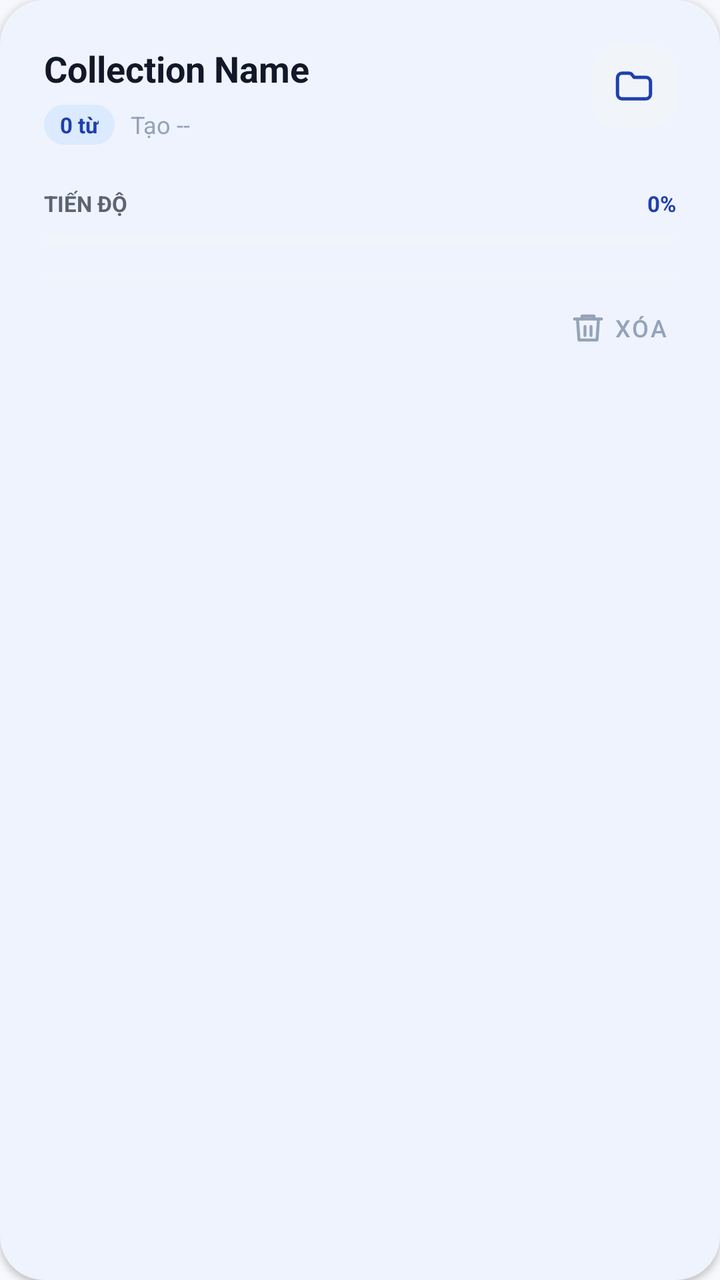
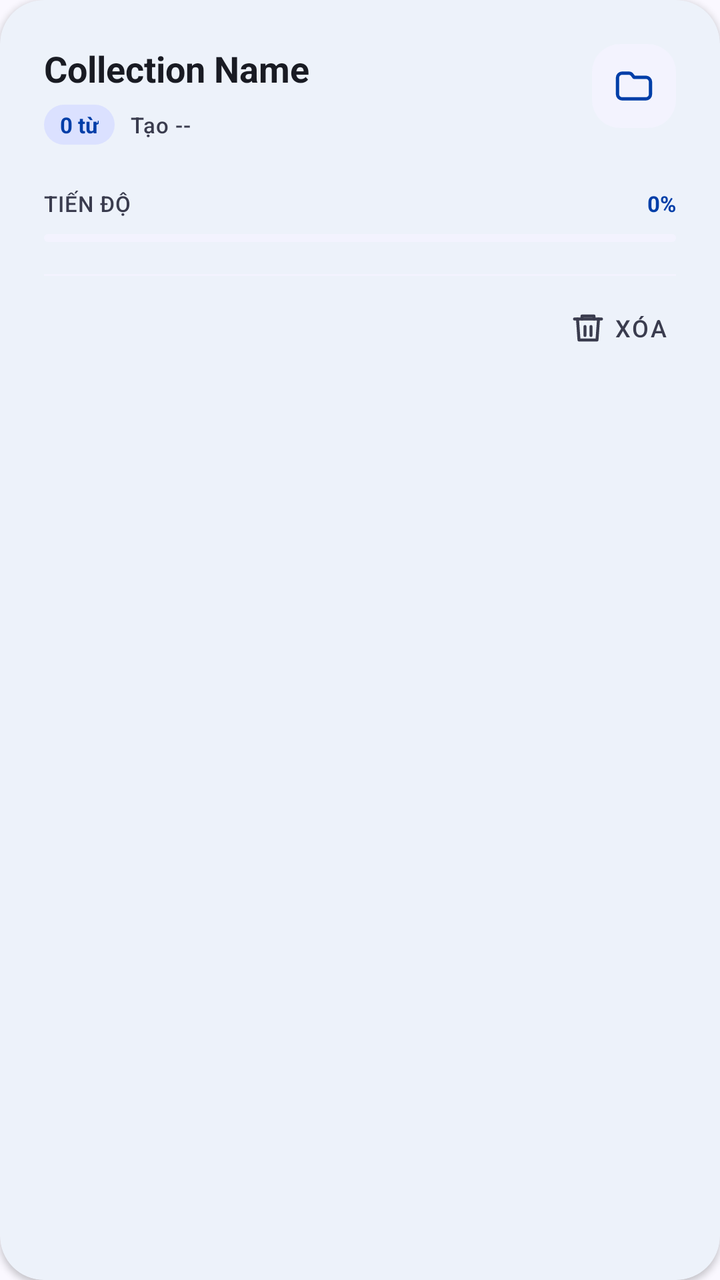

The first picture is an Android layout as it rendered before a commit; the second is the same layout after the commit. The layout source and the unified diff follow.
<!-- AndroidManifest.xml: application theme Theme.ObjectLanguage -->
<!-- res/layout/item_collection.xml -->
<?xml version="1.0" encoding="utf-8"?>
<com.google.android.material.card.MaterialCardView
    xmlns:android="http://schemas.android.com/apk/res/android"
    xmlns:app="http://schemas.android.com/apk/res-auto"
    android:layout_width="match_parent"
    android:layout_height="wrap_content"
    android:layout_marginStart="20dp"
    android:layout_marginTop="8dp"
    android:layout_marginEnd="20dp"
    android:layout_marginBottom="8dp"
    app:cardBackgroundColor="@color/surface"
    app:cardCornerRadius="22dp"
    app:cardElevation="2dp"
    app:strokeWidth="0dp">

    <LinearLayout
        android:layout_width="match_parent"
        android:layout_height="wrap_content"
        android:orientation="vertical"
        android:paddingStart="22dp"
        android:paddingTop="22dp"
        android:paddingEnd="22dp"
        android:paddingBottom="18dp">

        <LinearLayout
            android:layout_width="match_parent"
            android:layout_height="wrap_content"
            android:gravity="top"
            android:orientation="horizontal">

            <LinearLayout
                android:layout_width="0dp"
                android:layout_height="wrap_content"
                android:layout_weight="1"
                android:orientation="vertical"
                android:paddingEnd="14dp">

                <TextView
                    android:id="@+id/collectionName"
                    android:layout_width="match_parent"
                    android:layout_height="wrap_content"
                    android:ellipsize="end"
                    android:maxLines="1"
                    android:text="Collection Name"
                    android:textColor="@color/text_primary"
                    android:textSize="18sp"
                    android:textStyle="bold" />

                <LinearLayout
                    android:layout_width="match_parent"
                    android:layout_height="wrap_content"
                    android:layout_marginTop="6dp"
                    android:gravity="center_vertical"
                    android:orientation="horizontal">

                    <TextView
                        android:id="@+id/itemCount"
                        android:layout_width="wrap_content"
                        android:layout_height="20dp"
                        android:background="@drawable/bg_collection_count_pill"
                        android:gravity="center"
                        android:minWidth="34dp"
                        android:paddingStart="8dp"
                        android:paddingEnd="8dp"
                        android:text="0 từ"
                        android:textColor="@color/primary_dark"
                        android:textSize="11sp"
                        android:textStyle="bold" />

                    <TextView
                        android:id="@+id/createdDate"
                        android:layout_width="0dp"
                        android:layout_height="wrap_content"
                        android:layout_marginStart="8dp"
                        android:layout_weight="1"
                        android:ellipsize="end"
                        android:maxLines="1"
                        android:text="Tạo --"
                        android:textColor="@color/text_muted"
                        android:textSize="12sp" />

                </LinearLayout>

            </LinearLayout>

            <FrameLayout
                android:layout_width="42dp"
                android:layout_height="42dp"
                android:background="@drawable/bg_collection_folder_tile">

                <ImageView
                    android:layout_width="22dp"
                    android:layout_height="22dp"
                    android:layout_gravity="center"
                    android:src="@drawable/ic_folder_outline"
                    app:tint="@color/primary_dark" />

            </FrameLayout>

        </LinearLayout>

        <LinearLayout
            android:layout_width="match_parent"
            android:layout_height="wrap_content"
            android:layout_marginTop="22dp"
            android:gravity="center_vertical"
            android:orientation="horizontal">

            <TextView
                android:layout_width="0dp"
                android:layout_height="wrap_content"
                android:layout_weight="1"
                android:text="@string/collection_progress_label"
                android:textColor="@color/text_secondary"
                android:textSize="11sp"
                android:textStyle="bold" />

            <TextView
                android:id="@+id/progressPercent"
                android:layout_width="wrap_content"
                android:layout_height="wrap_content"
                android:text="0%"
                android:textColor="@color/primary_dark"
                android:textSize="11sp"
                android:textStyle="bold" />

        </LinearLayout>

        <ProgressBar
            android:id="@+id/collectionProgress"
            style="?android:attr/progressBarStyleHorizontal"
            android:layout_width="match_parent"
            android:layout_height="4dp"
            android:layout_marginTop="8dp"
            android:indeterminate="false"
            android:max="100"
            android:progress="0"
            android:progressDrawable="@drawable/progress_collection" />

        <View
            android:layout_width="match_parent"
            android:layout_height="1dp"
            android:layout_marginTop="16dp"
            android:background="@color/surface_soft" />

        <com.google.android.material.button.MaterialButton
            android:id="@+id/deleteButton"
            style="@style/Widget.MaterialComponents.Button.TextButton"
            android:layout_width="wrap_content"
            android:layout_height="40dp"
            android:layout_gravity="end"
            android:layout_marginTop="6dp"
            android:minWidth="0dp"
            android:paddingStart="10dp"
            android:paddingEnd="4dp"
            android:text="@string/collection_btn_delete"
            android:textColor="@color/text_muted"
            android:textSize="12sp"
            app:icon="@drawable/ic_delete"
            app:iconGravity="textStart"
            app:iconPadding="4dp"
            app:iconTint="@color/text_muted" />

    </LinearLayout>

</com.google.android.material.card.MaterialCardView>
<!-- resources referenced by this layout -->
<resources>
  <color name="primary_dark">#1E40AF</color>
  <color name="surface">#FFFFFF</color>
  <color name="surface_soft">#F1F5F9</color>
  <color name="text_muted">#94A3B8</color>
  <color name="text_primary">#111827</color>
  <color name="text_secondary">#5B6472</color>
  <!-- drawable bg_collection_count_pill (drawable) -->
  <?xml version="1.0" encoding="utf-8"?>
  <shape xmlns:android="http://schemas.android.com/apk/res/android"
      android:shape="rectangle">
      <solid android:color="@color/primary_light" />
      <corners android:radius="10dp" />
  </shape>
  <!-- drawable bg_collection_folder_tile (drawable) -->
  <?xml version="1.0" encoding="utf-8"?>
  <shape xmlns:android="http://schemas.android.com/apk/res/android"
      android:shape="rectangle">
      <solid android:color="@color/surface_soft" />
      <corners android:radius="14dp" />
  </shape>
  <string name="collection_btn_delete">Xóa</string>
  <string name="collection_progress_label">TIẾN ĐỘ</string>
  <style name="Theme.ObjectLanguage" parent="Theme.Material3.Light.NoActionBar">
          <item name="colorPrimary">@color/primary</item>
          <item name="colorPrimaryVariant">@color/primary_dark</item>
          <item name="colorOnPrimary">@color/text_on_primary</item>
          <item name="colorSecondary">@color/secondary</item>
          <item name="colorOnSecondary">@color/text_on_primary</item>
          <item name="android:colorBackground">@color/background</item>
          <item name="android:windowBackground">@color/background</item>
          <item name="colorSurface">@color/surface</item>
          <item name="android:statusBarColor">@color/background</item>
          <item name="android:windowLightStatusBar">true</item>
          <item name="android:navigationBarColor">@color/surface</item>
          <item name="android:windowLightNavigationBar" tools:targetApi="o_mr1">true</item>
          
          <item name="cardViewStyle">@style/Widget.App.CardView</item>
          <item name="bottomNavigationStyle">@style/Widget.App.BottomNav</item>
      </style>
  <color name="primary_light">#DBEAFE</color>
  <color name="primary">#2563EB</color>
  <color name="text_on_primary">#FFFFFF</color>
  <color name="secondary">#16A34A</color>
  <color name="background">#F6F8FB</color>
  <style name="Widget.App.CardView" parent="Widget.Material3.CardView.Elevated">
          <item name="cardBackgroundColor">@color/surface</item>
          <item name="cardCornerRadius">14dp</item>
          <item name="cardElevation">0dp</item>
          <item name="strokeWidth">0dp</item>
      </style>
  <style name="Widget.App.BottomNav" parent="Widget.Material3.BottomNavigationView">
          <item name="backgroundTint">@color/bottom_nav_bg</item>
          <item name="itemIconTint">@color/bottom_nav_color</item>
          <item name="itemTextColor">@color/bottom_nav_color</item>
          <item name="itemActiveIndicatorStyle">@style/Widget.App.BottomNav.ActiveIndicator</item>
          <item name="labelVisibilityMode">labeled</item>
          <item name="itemRippleColor">@color/primary_light</item>
      </style>
  <color name="bottom_nav_bg">#FFFFFF</color>
  <style name="Widget.App.BottomNav.ActiveIndicator" parent="Widget.Material3.BottomNavigationView.ActiveIndicator">
          <item name="android:color">@color/surface_variant</item>
          <item name="shapeAppearance">@style/ShapeAppearance.App.SmallComponent</item>
      </style>
  <color name="surface_variant">#EAF0F7</color>
  <style name="ShapeAppearance.App.SmallComponent" parent="ShapeAppearance.Material3.SmallComponent">
          <item name="cornerSize">14dp</item>
      </style>
  <!-- unchanged entries left out for length: 3 -->
</resources>

<!-- the commit's change to res/layout/item_collection.xml (unified diff, before → after) -->
@@ -76,8 +76,7 @@
                         android:ellipsize="end"
                         android:maxLines="1"
                         android:text="Tạo --"
-                        android:textColor="@color/text_muted"
-                        android:textSize="12sp" />
+                        android:textAppearance="@style/TextAppearance.App.Caption" />
 
                 </LinearLayout>
 
@@ -111,9 +110,8 @@
                 android:layout_height="wrap_content"
                 android:layout_weight="1"
                 android:text="@string/collection_progress_label"
-                android:textColor="@color/text_secondary"
-                android:textSize="11sp"
-                android:textStyle="bold" />
+                android:textAppearance="@style/TextAppearance.App.Caption"
+                android:textSize="11sp" />
 
             <TextView
                 android:id="@+id/progressPercent"
<!-- resource entries referenced after the edit -->
@@ -1,11 +1,10 @@
 <!-- resources referenced by this layout -->
 <resources>
-  <color name="primary_dark">#1E40AF</color>
+  <color name="primary_dark">#003EA8</color>
   <color name="surface">#FFFFFF</color>
-  <color name="surface_soft">#F1F5F9</color>
-  <color name="text_muted">#94A3B8</color>
-  <color name="text_primary">#111827</color>
-  <color name="text_secondary">#5B6472</color>
+  <color name="surface_soft">#F3F3FE</color>
+  <color name="text_muted">#3A3C4E</color>
+  <color name="text_primary">#191B23</color>
   <!-- drawable bg_collection_count_pill (drawable) -->
   <?xml version="1.0" encoding="utf-8"?>
   <shape xmlns:android="http://schemas.android.com/apk/res/android"
@@ -22,11 +21,20 @@
   </shape>
   <string name="collection_btn_delete">Xóa</string>
   <string name="collection_progress_label">TIẾN ĐỘ</string>
+  <style name="TextAppearance.App.Caption" parent="TextAppearance.Material3.LabelSmall">
+          <item name="android:textColor">@color/text_muted</item>
+          <item name="android:textSize">11sp</item>
+          <item name="android:lineHeight">14sp</item>
+          <item name="android:letterSpacing">0.03</item>
+      </style>
   <style name="Theme.ObjectLanguage" parent="Theme.Material3.Light.NoActionBar">
+          
           <item name="colorPrimary">@color/primary</item>
           <item name="colorPrimaryVariant">@color/primary_dark</item>
           <item name="colorOnPrimary">@color/text_on_primary</item>
+          
           <item name="colorSecondary">@color/secondary</item>
+          <item name="colorTertiary">@color/violet</item>
           <item name="colorOnSecondary">@color/text_on_primary</item>
           <item name="android:colorBackground">@color/background</item>
           <item name="android:windowBackground">@color/background</item>
@@ -35,15 +43,16 @@
           <item name="android:windowLightStatusBar">true</item>
           <item name="android:navigationBarColor">@color/surface</item>
           <item name="android:windowLightNavigationBar" tools:targetApi="o_mr1">true</item>
-          
+  
           <item name="cardViewStyle">@style/Widget.App.CardView</item>
           <item name="bottomNavigationStyle">@style/Widget.App.BottomNav</item>
       </style>
-  <color name="primary_light">#DBEAFE</color>
-  <color name="primary">#2563EB</color>
+  <color name="primary_light">#DBE1FF</color>
+  <color name="primary">#004AC6</color>
   <color name="text_on_primary">#FFFFFF</color>
-  <color name="secondary">#16A34A</color>
-  <color name="background">#F6F8FB</color>
+  <color name="secondary">#FD933D</color>
+  <color name="violet">#7C3AED</color>
+  <color name="background">#FAF8FF</color>
   <style name="Widget.App.CardView" parent="Widget.Material3.CardView.Elevated">
           <item name="cardBackgroundColor">@color/surface</item>
           <item name="cardCornerRadius">14dp</item>
@@ -63,7 +72,7 @@
           <item name="android:color">@color/surface_variant</item>
           <item name="shapeAppearance">@style/ShapeAppearance.App.SmallComponent</item>
       </style>
-  <color name="surface_variant">#EAF0F7</color>
+  <color name="surface_variant">#E1E2ED</color>
   <style name="ShapeAppearance.App.SmallComponent" parent="ShapeAppearance.Material3.SmallComponent">
           <item name="cornerSize">14dp</item>
       </style>
